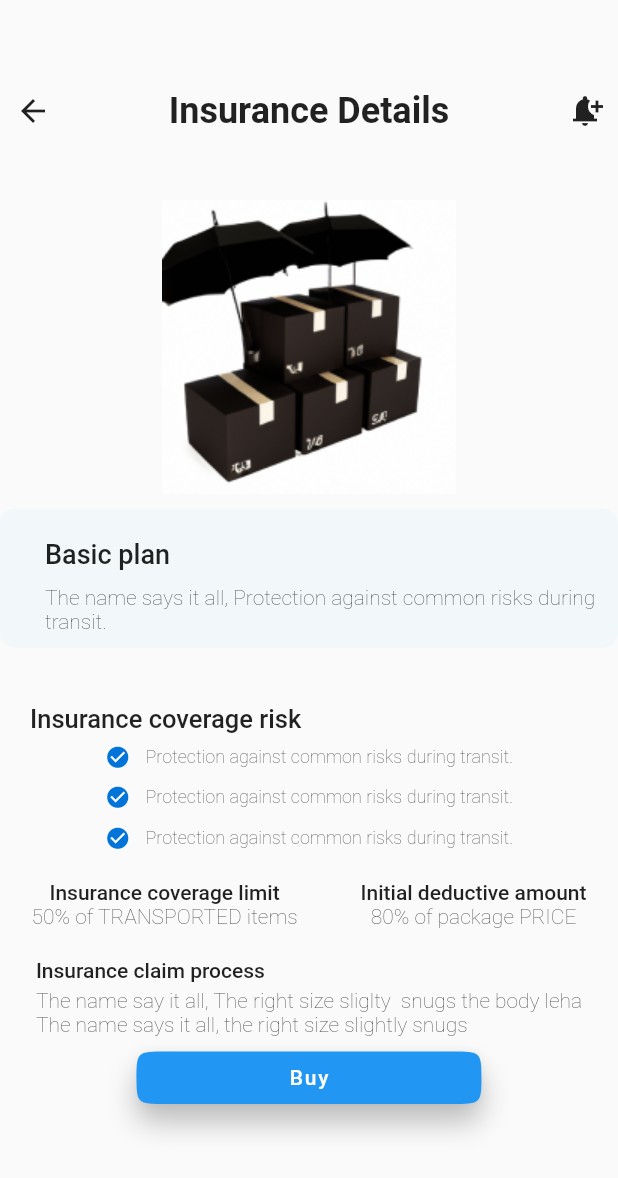
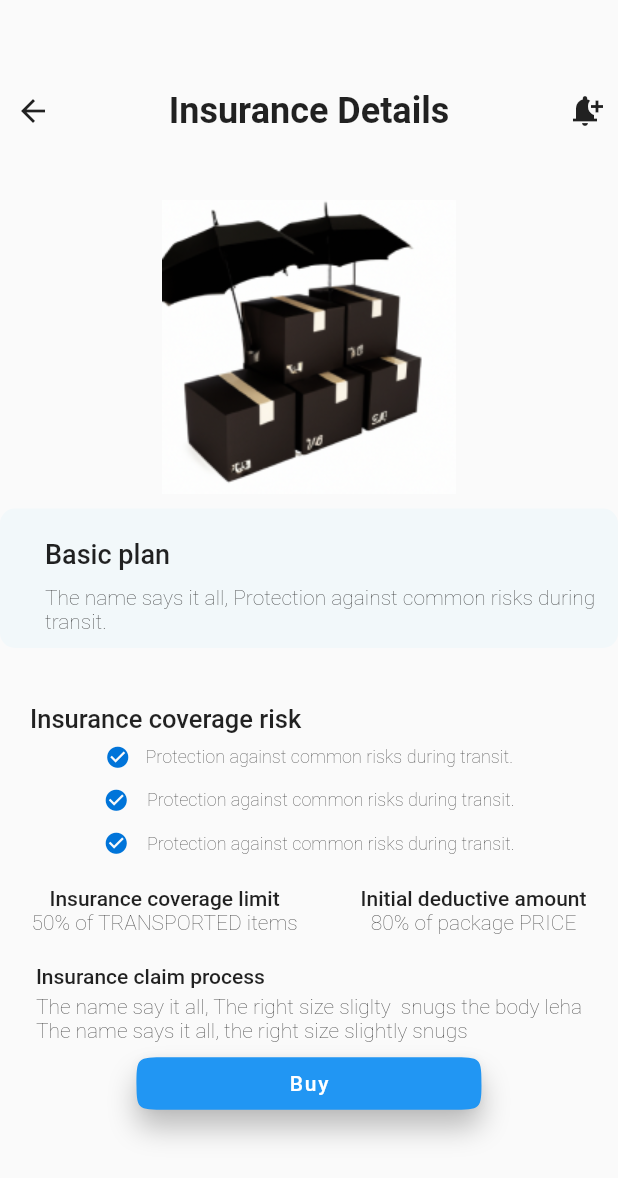
Before and after one commit to Pixel-Finhub/pixel-app-v2, a Flutter app: the InsuranceDetailsPage screen opened directly, on a phone screen of 412 x 824 dp. Shown: the top 1178 px of the screen. Run offline on Flutter 3.47's test engine with Material 2 defaults, Android fonts, the phone set to English and light mode, and no system bars; our stand-ins replace flutter_screenutil, get, intl_phone_number_input.

Commit message:
wip: little fixes to insurance details page and link to bottom navigation

```diff
--- a/lib/app/ui/insurance/insurance_details.dart
+++ b/lib/app/ui/insurance/insurance_details.dart
@@ -1,4 +1,5 @@
 import 'package:flutter/material.dart';
+import 'package:flutter_screenutil/flutter_screenutil.dart';
 import 'package:pixel_insurance_v2/app/ui/theme/app_colors.dart';
 
 class InsuranceDetailsPage extends StatelessWidget {
@@ -7,19 +8,24 @@ class InsuranceDetailsPage extends StatelessWidget {
   @override
   Widget build(BuildContext context) {
     return Scaffold(
-      body:  Column(mainAxisAlignment: MainAxisAlignment.start, children: [
+      body: Column(mainAxisAlignment: MainAxisAlignment.start, children: [
         const SizedBox(
           height: 60,
         ),
-        const Padding(
+        Padding(
           padding: EdgeInsets.symmetric(horizontal: 10), // Added padding
           child: Row(
             mainAxisAlignment: MainAxisAlignment.spaceBetween,
-            children: [
-              Icon(Icons.arrow_back),
+            children: const [
+              Icon(
+                Icons.arrow_back,
+              ),
               Text(
                 'Insurance Details',
-                style: TextStyle(fontSize: 24, fontWeight: FontWeight.bold),
+                style: TextStyle(
+                  fontSize: 24,
+                  fontWeight: FontWeight.bold,
+                ),
               ),
               Icon(Icons.notification_add)
             ],
@@ -42,9 +48,9 @@ class InsuranceDetailsPage extends StatelessWidget {
               ),
               padding: const EdgeInsets.all(
                   10), // Added padding for the entire container
-              child: const Column(
+              child: Column(
                 crossAxisAlignment: CrossAxisAlignment.start,
-                children: [
+                children: const [
                   Padding(
                     padding: EdgeInsets.symmetric(
                       vertical: 10,
@@ -53,16 +59,16 @@ class InsuranceDetailsPage extends StatelessWidget {
                     child: Text(
                       'Basic plan',
                       textAlign: TextAlign.left,
-                      style: TextStyle(
-                          fontSize: 18, fontWeight: FontWeight.w500),
+                      style:
+                          TextStyle(fontSize: 18, fontWeight: FontWeight.w500),
                     ),
                   ),
                   Padding(
                     padding: EdgeInsets.only(left: 20),
                     child: Text(
                       'The name says it all, Protection against common risks during transit.',
-                      style: TextStyle(
-                          fontWeight: FontWeight.w200, fontSize: 14),
+                      style:
+                          TextStyle(fontWeight: FontWeight.w200, fontSize: 14),
                     ),
                   ),
                 ],
@@ -78,12 +84,12 @@ class InsuranceDetailsPage extends StatelessWidget {
                 style: TextStyle(fontWeight: FontWeight.w500, fontSize: 17),
               ),
             ),
-            const Column(
+            Column(
               children: [
                 Row(
                   //crossAxisAlignment: CrossAxisAlignment.center,
                   mainAxisAlignment: MainAxisAlignment.center,
-                  children: [
+                  children: const [
                     Icon(
                       Icons.check_circle,
                       color: primary,
@@ -93,33 +99,37 @@ class InsuranceDetailsPage extends StatelessWidget {
                     SizedBox(width: 10), // Adjust the spacing as needed
                     Text(
                       'Protection against common risks during transit.',
-                      style: TextStyle(
-                          fontSize: 12, fontWeight: FontWeight.w200),
+                      style:
+                          TextStyle(fontSize: 12, fontWeight: FontWeight.w200),
                     ),
                   ],
                 ),
                 SizedBox(
-                  height: 10,
+                  height: 10.h,
                 ),
                 Row(
                   mainAxisAlignment: MainAxisAlignment.center,
                   children: [
-                    Icon(
+                    const Icon(
                       Icons.check_circle,
                       color: primary,
                       size: 17,
                     ),
                     // Replace with your desired icon
-                    SizedBox(width: 10), // Adjust the spacing as needed
-                    Text(
+                    SizedBox(
+                      width: 10.h,
+                    ), // Adjust the spacing as needed
+                    const Text(
                       'Protection against common risks during transit.',
                       style: TextStyle(
-                          fontSize: 12, fontWeight: FontWeight.w200),
+                        fontSize: 12,
+                        fontWeight: FontWeight.w200,
+                      ),
                     ),
                   ],
                 ),
                 SizedBox(
-                  height: 10,
+                  height: 10.h,
                 ),
                 Row(
                   crossAxisAlignment: CrossAxisAlignment.center,
@@ -131,11 +141,15 @@ class InsuranceDetailsPage extends StatelessWidget {
                       size: 17,
                     ),
                     // Replace with your desired icon
-                    SizedBox(width: 10), // Adjust the spacing as needed
-                    Text(
+                    SizedBox(
+                      width: 10.h,
+                    ), // Adjust the spacing as needed
+                    const Text(
                       'Protection against common risks during transit.',
                       style: TextStyle(
-                          fontSize: 12, fontWeight: FontWeight.w200),
+                        fontSize: 12,
+                        fontWeight: FontWeight.w200,
+                      ),
                     ),
                   ],
                 ),
@@ -146,7 +160,7 @@ class InsuranceDetailsPage extends StatelessWidget {
         const SizedBox(
           height: 20,
         ),
-        const Row(
+        Row(
           mainAxisAlignment: MainAxisAlignment.spaceAround,
           crossAxisAlignment: CrossAxisAlignment.center,
           children: [
@@ -179,7 +193,7 @@ class InsuranceDetailsPage extends StatelessWidget {
         const SizedBox(
           height: 10,
         ),
-        const Padding(
+        Padding(
           padding: EdgeInsets.symmetric(vertical: 10, horizontal: 20),
           child: Column(
             crossAxisAlignment: CrossAxisAlignment.start,
--- a/lib/app/ui/shared/custom_nav.dart
+++ b/lib/app/ui/shared/custom_nav.dart
@@ -3,6 +3,7 @@ import 'package:get/get.dart';
 import 'package:pixel_insurance_v2/app/ui/auth/settings.dart';
 import 'package:pixel_insurance_v2/app/ui/home/home_page.dart';
 import 'package:pixel_insurance_v2/app/ui/home/homepage_packages.dart';
+import 'package:pixel_insurance_v2/app/ui/insurance/insurance_details.dart';
 import 'package:pixel_insurance_v2/app/ui/theme/app_colors.dart';
 
 class CustomNav extends StatelessWidget {
@@ -38,7 +39,7 @@ class CustomNav extends StatelessWidget {
             break;
           case 2:
             Get.off(
-              () => const HomePage(),
+              () => const InsuranceDetailsPage(),
               transition: Transition.noTransition,
             );
             break;
```
